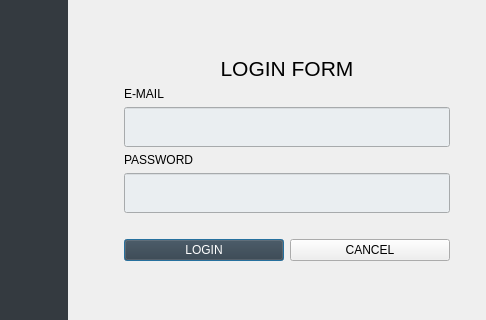
The window that backoffice/dialogconnexion.ui (vautheman/newworld) describes before a commit, drawn with Qt 5; both pictures show x 349 to 835 and y 113 to 433 of the 835 by 567 pixel window.
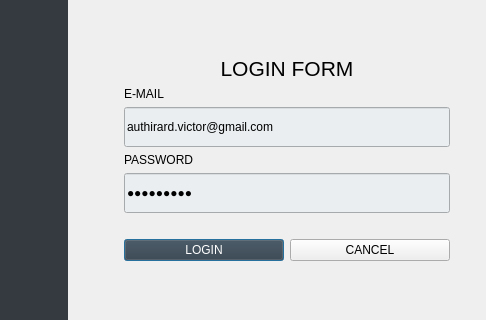
The same window after the commit.

The edit to the form file:
```diff
--- a/backoffice/dialogconnexion.ui
+++ b/backoffice/dialogconnexion.ui
@@ -191,6 +191,9 @@
         <property name="styleSheet">
          <string notr="true">background-color: rgb(234, 238, 241);</string>
         </property>
+        <property name="text">
+         <string>authirard.victor@gmail.com</string>
+        </property>
        </widget>
       </item>
       <item>
@@ -223,6 +226,9 @@
         <property name="styleSheet">
          <string notr="true">background-color: rgb(234, 238, 241);</string>
         </property>
+        <property name="text">
+         <string>ij4udh1A*</string>
+        </property>
         <property name="echoMode">
          <enum>QLineEdit::Password</enum>
         </property>
```
